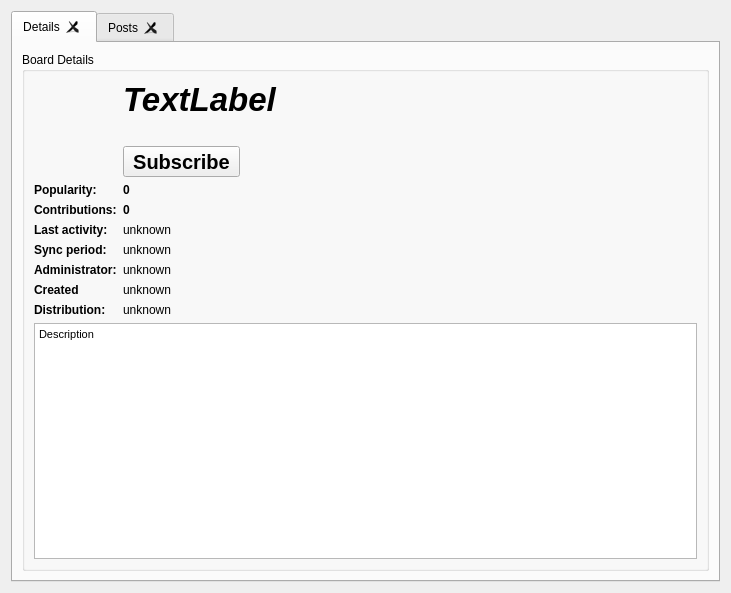
Old version of the form retroshare-gui/src/gui/Posted/PostedListWidgetWithModel.ui in the repository RetroShare/RetroShare.
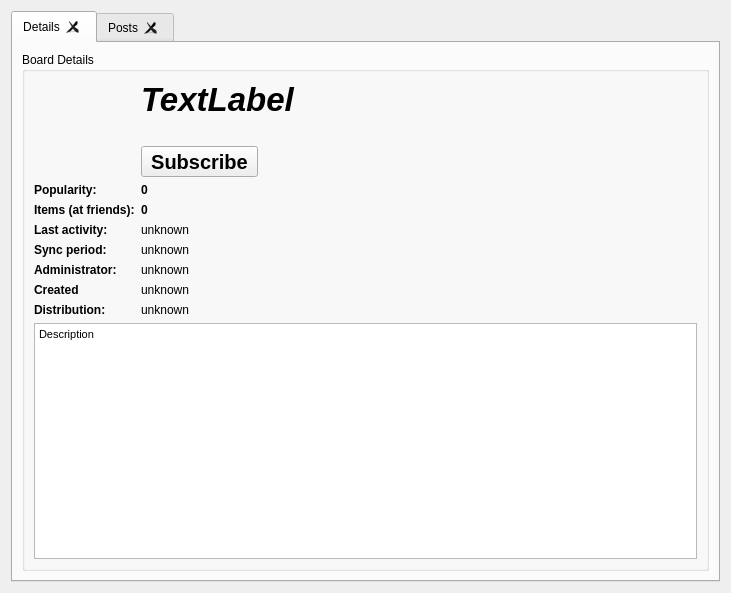
New version of the form. Icons and pictures are not drawn. Custom widgets are drawn as their Qt base class.

Commit message: fixed popularity and items at friends in Board details dialog

Patch:
```diff
--- a/retroshare-gui/src/gui/Posted/PostedListWidgetWithModel.ui
+++ b/retroshare-gui/src/gui/Posted/PostedListWidgetWithModel.ui
@@ -85,7 +85,7 @@
                </font>
               </property>
               <property name="text">
-               <string>Contributions:</string>
+               <string>Items (at friends):</string>
               </property>
              </widget>
             </item>
```
Left out of the diff: 4 changed lines with no effect on the pictures. The commit also changes 1 other file.
